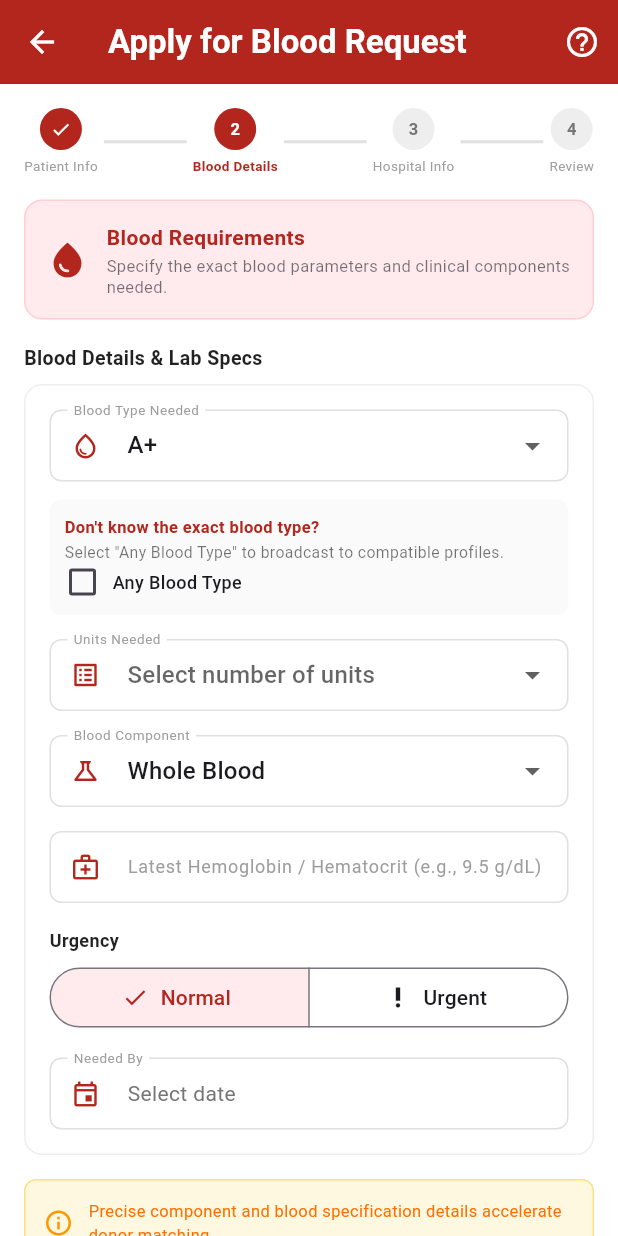
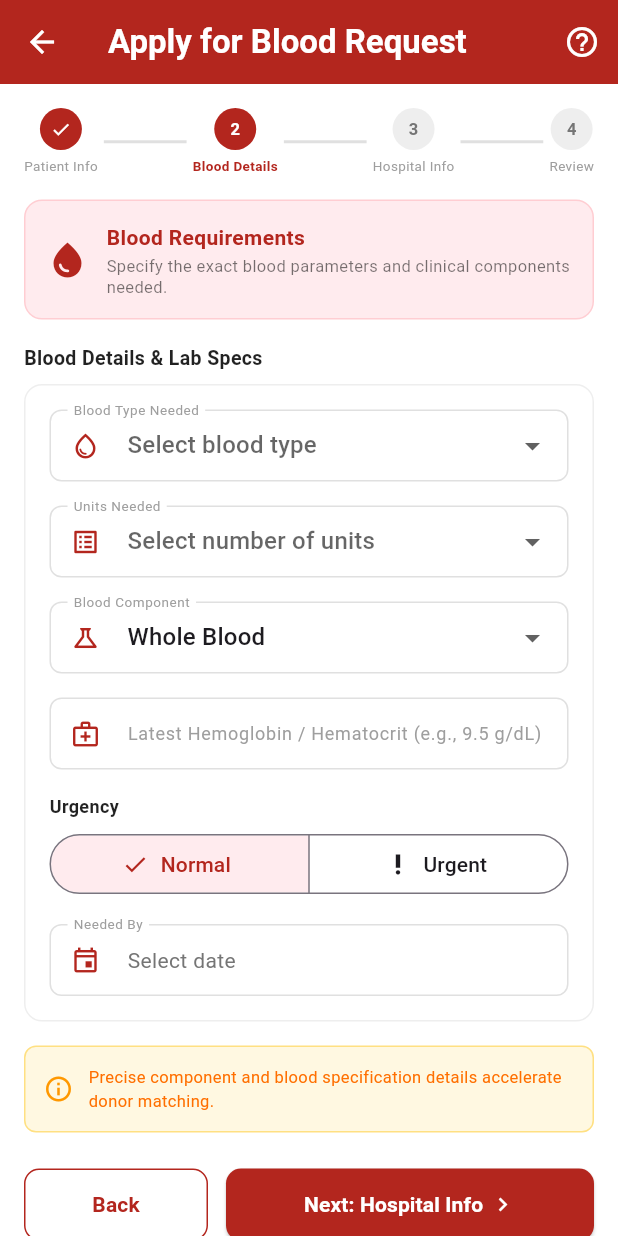
Before and after one commit to sherwin-cell/blood_connect, a Flutter app: the PostRequestStep2Screen screen opened directly with empty values, on a phone screen of 412 x 824 dp. Run offline on Flutter 3.47's test engine with Material 3 defaults, Android fonts, the phone set to English and light mode, and no system bars; our stand-ins replace camera, cloud_firestore, file_picker, firebase_auth, firebase_core, firebase_messaging and 5 more; missing offline and left inert: google_mlkit_face_detection, tflite_flutter; accounts and stored records are empty; statements that could not run were skipped.

Commit message:
Require a specific blood type on blood requests
Remove the "Any Blood Type" option from post request step 2 and start
the blood type dropdown empty so requesters must pick one. Firestore
rules now reject creating or editing a request unless bloodType is one
of the eight ABO/Rh types.

Co-Authored-By: Claude Opus 5.5 <noreply@anthropic.com>

```diff
--- a/lib/features/blood_request/presentation/screens/post_request_step2_screen.dart
+++ b/lib/features/blood_request/presentation/screens/post_request_step2_screen.dart
@@ -31,8 +31,7 @@ class PostRequestStep2Screen extends StatefulWidget {
 
 class _PostRequestStep2ScreenState extends State<PostRequestStep2Screen> {
   final _formKey = GlobalKey<FormState>();
-  String? _selectedBloodType = 'A+';
-  bool _anyBloodType = false;
+  String? _selectedBloodType;
   String? _selectedUnits;
   String? _selectedComponent = 'Whole Blood';
   String _urgency = RequestUrgency.normal;
@@ -67,10 +66,10 @@ class _PostRequestStep2ScreenState extends State<PostRequestStep2Screen> {
   }
 
   void _nextStep() {
-    if (!_anyBloodType && _selectedBloodType == null) {
+    if (_selectedBloodType == null) {
       ScaffoldMessenger.of(context).showSnackBar(
         const SnackBar(
-          content: Text('Please select a blood type or check "Any Blood Type"'),
+          content: Text('Please select a blood type'),
           backgroundColor: Colors.red,
         ),
       );
@@ -106,7 +105,7 @@ class _PostRequestStep2ScreenState extends State<PostRequestStep2Screen> {
           contactNumber: widget.contactNumber,
           relativeName: widget.relativeName,
           relationship: widget.relationship,
-          bloodType: _anyBloodType ? 'Any Type' : _selectedBloodType!,
+          bloodType: _selectedBloodType!,
           unitsRequired: int.tryParse(_selectedUnits!.replaceAll('+', '')) ?? 1,
           component: _selectedComponent ?? 'Whole Blood',
           hemoglobin: _hemoglobinController.text.trim(),
@@ -225,8 +224,7 @@ class _PostRequestStep2ScreenState extends State<PostRequestStep2Screen> {
                   children: [
                     // 1. Blood Type Needed
                     DropdownButtonFormField<String>(
-                      key: ValueKey('bloodType-$_anyBloodType'),
-                      initialValue: _anyBloodType ? null : _selectedBloodType,
+                      initialValue: _selectedBloodType,
                       decoration: _inputDecoration(
                         'Blood Type Needed',
                         Icons.water_drop_outlined,
@@ -237,68 +235,8 @@ class _PostRequestStep2ScreenState extends State<PostRequestStep2Screen> {
                             (t) => DropdownMenuItem(value: t, child: Text(t)),
                           )
                           .toList(),
-                      onChanged: _anyBloodType
-                          ? null
-                          : (val) => setState(() => _selectedBloodType = val),
-                    ),
-                    const SizedBox(height: 12),
-
-                    // Don't know the blood type banner / Checkbox
-                    Container(
-                      padding: const EdgeInsets.all(10),
-                      decoration: BoxDecoration(
-                        color: Colors.grey.shade50,
-                        borderRadius: BorderRadius.circular(8),
-                      ),
-                      child: Column(
-                        crossAxisAlignment: CrossAxisAlignment.start,
-                        children: [
-                          const Text(
-                            'Don\'t know the exact blood type?',
-                            style: TextStyle(
-                              color: AppColors.primaryRed,
-                              fontWeight: FontWeight.bold,
-                              fontSize: 11,
-                            ),
-                          ),
-                          const SizedBox(height: 2),
-                          const Text(
-                            'Select "Any Blood Type" to broadcast to compatible profiles.',
-                            style: TextStyle(
-                              color: Colors.black54,
-                              fontSize: 10.5,
-                            ),
-                          ),
-                          Row(
-                            children: [
-                              SizedBox(
-                                height: 24,
-                                width: 24,
-                                child: Checkbox(
-                                  value: _anyBloodType,
-                                  activeColor: AppColors.primaryRed,
-                                  onChanged: (val) {
-                                    setState(() {
-                                      _anyBloodType = val ?? false;
-                                      if (_anyBloodType) {
-                                        _selectedBloodType = null;
-                                      }
-                                    });
-                                  },
-                                ),
-                              ),
-                              const SizedBox(width: 8),
-                              const Text(
-                                'Any Blood Type',
-                                style: TextStyle(
-                                  fontSize: 12,
-                                  fontWeight: FontWeight.w500,
-                                ),
-                              ),
-                            ],
-                          ),
-                        ],
-                      ),
+                      onChanged: (val) =>
+                          setState(() => _selectedBloodType = val),
                     ),
                     const SizedBox(height: 16),
 
```
Also changed, not shown: 2 other files.
